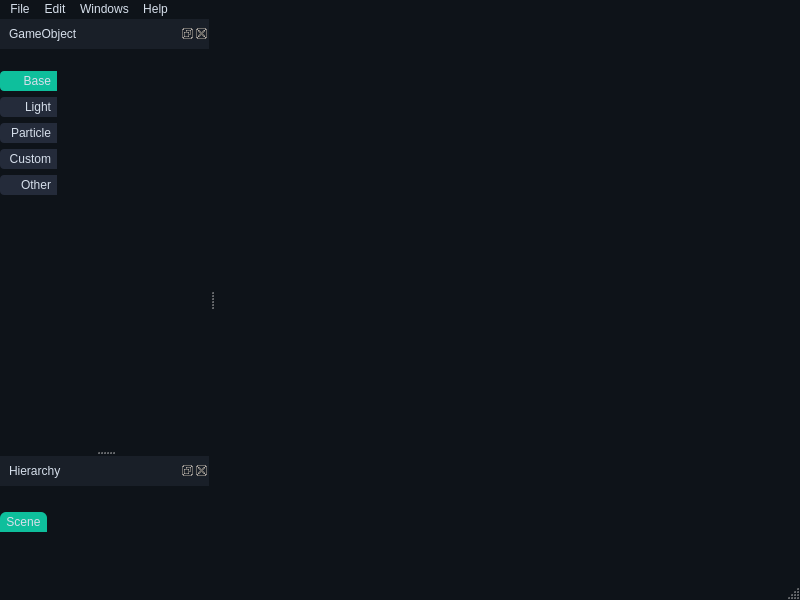
xiaoxianrouzhiyou/BBearEditor-2.0, file src/BBearEditor/BBUIMainWindow.ui: the form before one commit.
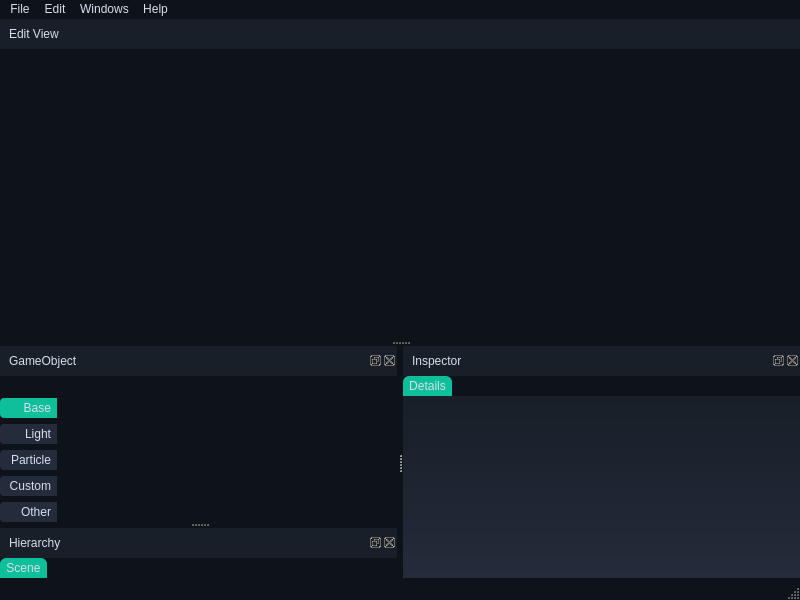
The form after the commit. Icons and pictures are not drawn. Custom widgets are drawn as their Qt base class.

```diff
--- a/src/BBearEditor/BBUIMainWindow.ui
+++ b/src/BBearEditor/BBUIMainWindow.ui
@@ -416,7 +416,6 @@
     color: #d6dfeb;
 }</string>
   </property>
-  <widget class="QWidget" name="centralwidget"/>
   <widget class="QMenuBar" name="menubar">
    <property name="geometry">
     <rect>
@@ -799,6 +798,192 @@
     </layout>
    </widget>
   </widget>
+  <widget class="QDockWidget" name="dockInspector">
+   <property name="styleSheet">
+    <string notr="true"/>
+   </property>
+   <property name="windowTitle">
+    <string>Inspector</string>
+   </property>
+   <attribute name="dockWidgetArea">
+    <number>2</number>
+   </attribute>
+   <widget class="BBResizableWidget" name="dockInspectorContents">
+    <layout class="QVBoxLayout" name="gridLayout_2">
+     <property name="spacing">
+      <number>0</number>
+     </property>
+     <property name="leftMargin">
+      <number>0</number>
+     </property>
+     <property name="topMargin">
+      <number>0</number>
+     </property>
+     <property name="rightMargin">
+      <number>0</number>
+     </property>
+     <property name="bottomMargin">
+      <number>0</number>
+     </property>
+     <item>
+      <widget class="QWidget" name="inspectorHeadWidget" native="true">
+       <layout class="QHBoxLayout" name="inspectorHorizontalLayout">
+        <property name="leftMargin">
+         <number>0</number>
+        </property>
+        <property name="topMargin">
+         <number>0</number>
+        </property>
+        <property name="rightMargin">
+         <number>0</number>
+        </property>
+        <property name="bottomMargin">
+         <number>0</number>
+        </property>
+        <item alignment="Qt::AlignBottom">
+         <widget class="QPushButton" name="buttonRootInspector">
+          <property name="minimumSize">
+           <size>
+            <width>48</width>
+            <height>0</height>
+           </size>
+          </property>
+          <property name="text">
+           <string>Details</string>
+          </property>
+          <property name="checkable">
+           <bool>true</bool>
+          </property>
+          <property name="checked">
+           <bool>true</bool>
+          </property>
+         </widget>
+        </item>
+        <item>
+         <widget class="QPushButton" name="buttonSettingInspector">
+          <property name="text">
+           <string/>
+          </property>
+         </widget>
+        </item>
+        <item alignment="Qt::AlignTop">
+         <widget class="QWidget" name="searchWidgetInspector" native="true">
+          <layout class="QHBoxLayout" name="horizontalLayoutInspector">
+           <property name="leftMargin">
+            <number>10</number>
+           </property>
+           <property name="topMargin">
+            <number>0</number>
+           </property>
+           <property name="rightMargin">
+            <number>10</number>
+           </property>
+           <property name="bottomMargin">
+            <number>0</number>
+           </property>
+           <item>
+            <widget class="QLabel" name="searchIconInspector">
+             <property name="text">
+              <string/>
+             </property>
+            </widget>
+           </item>
+           <item>
+            <widget class="QLineEdit" name="lineEditSearchInspector">
+             <property name="focusPolicy">
+              <enum>Qt::ClickFocus</enum>
+             </property>
+            </widget>
+           </item>
+           <item>
+            <widget class="QLabel" name="closeIconInspector">
+             <property name="text">
+              <string/>
+             </property>
+            </widget>
+           </item>
+          </layout>
+         </widget>
+        </item>
+       </layout>
+      </widget>
+     </item>
+     <item>
+      <widget class="QScrollArea" name="scrollArea">
+       <property name="widgetResizable">
+        <bool>true</bool>
+       </property>
+       <widget class="QWidget" name="scrollAreaWidgetContents">
+        <property name="geometry">
+         <rect>
+          <x>0</x>
+          <y>0</y>
+          <width>255</width>
+          <height>235</height>
+         </rect>
+        </property>
+        <layout class="QVBoxLayout" name="gridLayout_3">
+         <property name="spacing">
+          <number>0</number>
+         </property>
+         <property name="leftMargin">
+          <number>0</number>
+         </property>
+         <property name="topMargin">
+          <number>0</number>
+         </property>
+         <property name="rightMargin">
+          <number>0</number>
+         </property>
+         <property name="bottomMargin">
+          <number>0</number>
+         </property>
+         <item alignment="Qt::AlignTop">
+          <widget class="QWidget" name="propertyManager" native="true"/>
+         </item>
+        </layout>
+       </widget>
+      </widget>
+     </item>
+    </layout>
+   </widget>
+  </widget>
+  <widget class="QDockWidget" name="dockEditview">
+   <property name="focusPolicy">
+    <enum>Qt::StrongFocus</enum>
+   </property>
+   <property name="styleSheet">
+    <string notr="true"/>
+   </property>
+   <property name="features">
+    <set>QDockWidget::NoDockWidgetFeatures</set>
+   </property>
+   <property name="windowTitle">
+    <string>Edit View</string>
+   </property>
+   <attribute name="dockWidgetArea">
+    <number>4</number>
+   </attribute>
+   <widget class="BBResizableWidget" name="dockEditviewContents">
+    <layout class="QGridLayout" name="gridLayout">
+     <property name="leftMargin">
+      <number>0</number>
+     </property>
+     <property name="topMargin">
+      <number>0</number>
+     </property>
+     <property name="rightMargin">
+      <number>0</number>
+     </property>
+     <property name="bottomMargin">
+      <number>0</number>
+     </property>
+     <item row="0" column="0">
+      <widget class="QWidget" name="openGLWidget" native="true"/>
+     </item>
+    </layout>
+   </widget>
+  </widget>
  </widget>
  <customwidgets>
   <customwidget>
```
